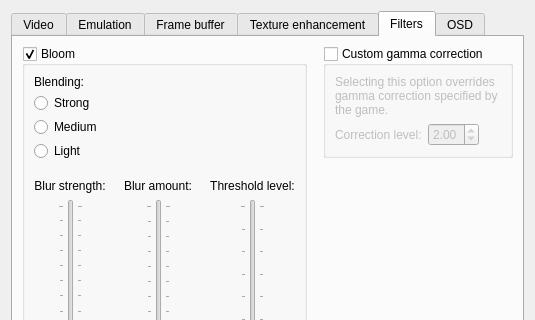
gonetz/GLideN64, file src/GLideNUI/configDialog.ui: the form before one commit; both pictures show x 0 to 535 and y 0 to 320 of the 535 by 644 pixel window.
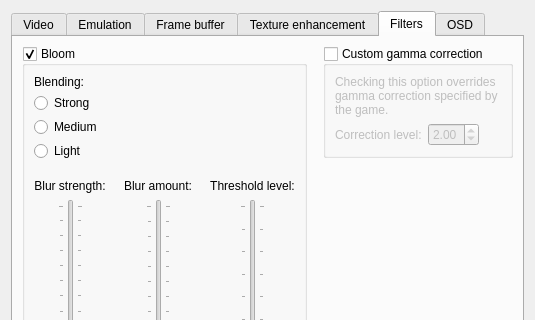
The form after the commit. The open tabs and pages were chosen to show the change. Icons and pictures are not drawn.

Commit message: Frame buffer tab "use emulator help" fixes

What changed in the file:
```diff
--- a/src/GLideNUI/configDialog.ui
+++ b/src/GLideNUI/configDialog.ui
@@ -5,6 +5,14 @@
   <property name="windowModality">
    <enum>Qt::ApplicationModal</enum>
   </property>
+  <property name="geometry">
+   <rect>
+    <x>0</x>
+    <y>0</y>
+    <width>469</width>
+    <height>618</height>
+   </rect>
+  </property>
   <property name="windowTitle">
    <string>GLideN64 settings</string>
   </property>
@@ -21,12 +29,6 @@
    </property>
    <item>
     <widget class="QTabWidget" name="tabWidget">
-     <property name="minimumSize">
-      <size>
-       <width>0</width>
-       <height>510</height>
-      </size>
-     </property>
      <property name="usesScrollButtons">
       <bool>false</bool>
      </property>
@@ -2105,7 +2107,7 @@
               <item>
                <widget class="QLabel" name="gammaLevelDescLabel">
                 <property name="text">
-                 <string>&lt;html&gt;&lt;head/&gt;&lt;body&gt;&lt;p&gt;Selecting this option overrides gamma correction specified by the game.&lt;/p&gt;&lt;/body&gt;&lt;/html&gt;</string>
+                 <string>&lt;html&gt;&lt;head/&gt;&lt;body&gt;&lt;p&gt;Checking this option overrides gamma correction specified by the game.&lt;/p&gt;&lt;/body&gt;&lt;/html&gt;</string>
                 </property>
                 <property name="wordWrap">
                  <bool>true</bool>
```
Left out of the diff: 156 changed lines with no effect on the pictures.
